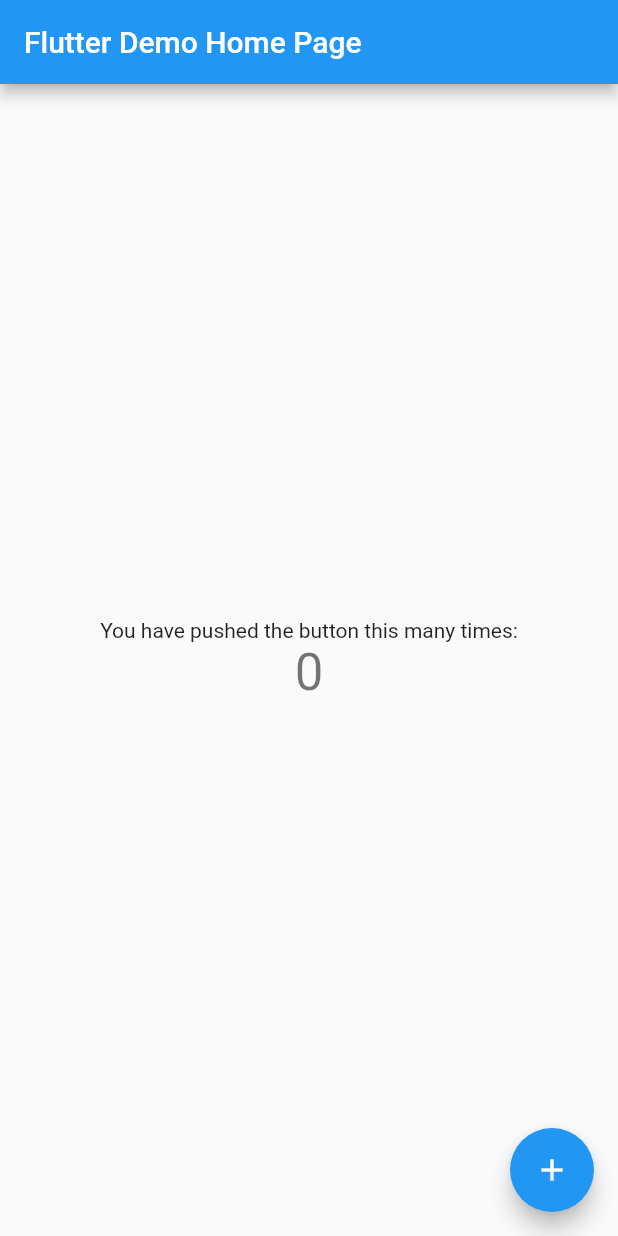
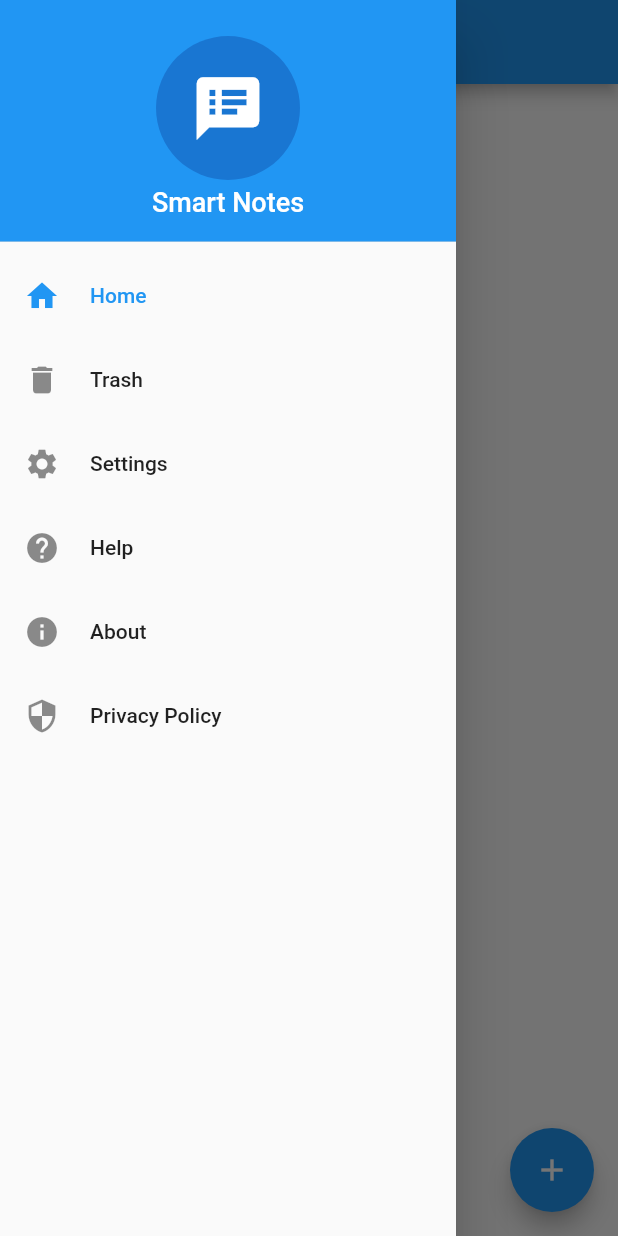
Before and after one commit to intkhabahmed/smart_notes_flutter, a Flutter app: the screen it shows after launch, with the side drawer open (before the commit the screen has no drawer), on a phone screen of 412 x 824 dp. Run offline on Flutter 3.47's test engine with Material 2 defaults, Android fonts, the phone set to English and light mode, and no system bars.

Commit message:
added navigation drawer with different page items

```diff
--- a/lib/main.dart
+++ b/lib/main.dart
@@ -7,36 +7,17 @@ class MyApp extends StatelessWidget {
   @override
   Widget build(BuildContext context) {
     return MaterialApp(
-      title: 'Flutter Demo',
       theme: ThemeData(
-        // This is the theme of your application.
-        //
-        // Try running your application with "flutter run". You'll see the
-        // application has a blue toolbar. Then, without quitting the app, try
-        // changing the primarySwatch below to Colors.green and then invoke
-        // "hot reload" (press "r" in the console where you ran "flutter run",
-        // or simply save your changes to "hot reload" in a Flutter IDE).
-        // Notice that the counter didn't reset back to zero; the application
-        // is not restarted.
         primarySwatch: Colors.blue,
       ),
-      home: MyHomePage(title: 'Flutter Demo Home Page'),
+      home: MyHomePage(title: 'Smart Notes'),
+      debugShowCheckedModeBanner: false,
     );
   }
 }
 
 class MyHomePage extends StatefulWidget {
   MyHomePage({Key key, this.title}) : super(key: key);
-
-  // This widget is the home page of your application. It is stateful, meaning
-  // that it has a State object (defined below) that contains fields that affect
-  // how it looks.
-
-  // This class is the configuration for the state. It holds the values (in this
-  // case the title) provided by the parent (in this case the App widget) and
-  // used by the build method of the State. Fields in a Widget subclass are
-  // always marked "final".
-
   final String title;
 
   @override
@@ -44,66 +25,159 @@ class MyHomePage extends StatefulWidget {
 }
 
 class _MyHomePageState extends State<MyHomePage> {
-  int _counter = 0;
-
-  void _incrementCounter() {
-    setState(() {
-      // This call to setState tells the Flutter framework that something has
-      // changed in this State, which causes it to rerun the build method below
-      // so that the display can reflect the updated values. If we changed
-      // _counter without calling setState(), then the build method would not be
-      // called again, and so nothing would appear to happen.
-      _counter++;
-    });
-  }
+  var selectedNavItem = "Home";
 
   @override
   Widget build(BuildContext context) {
-    // This method is rerun every time setState is called, for instance as done
-    // by the _incrementCounter method above.
-    //
-    // The Flutter framework has been optimized to make rerunning build methods
-    // fast, so that you can just rebuild anything that needs updating rather
-    // than having to individually change instances of widgets.
     return Scaffold(
       appBar: AppBar(
-        // Here we take the value from the MyHomePage object that was created by
-        // the App.build method, and use it to set our appbar title.
         title: Text(widget.title),
       ),
-      body: Center(
-        // Center is a layout widget. It takes a single child and positions it
-        // in the middle of the parent.
-        child: Column(
-          // Column is also layout widget. It takes a list of children and
-          // arranges them vertically. By default, it sizes itself to fit its
-          // children horizontally, and tries to be as tall as its parent.
-          //
-          // Invoke "debug painting" (press "p" in the console, choose the
-          // "Toggle Debug Paint" action from the Flutter Inspector in Android
-          // Studio, or the "Toggle Debug Paint" command in Visual Studio Code)
-          // to see the wireframe for each widget.
-          //
-          // Column has various properties to control how it sizes itself and
-          // how it positions its children. Here we use mainAxisAlignment to
-          // center the children vertically; the main axis here is the vertical
-          // axis because Columns are vertical (the cross axis would be
-          // horizontal).
-          mainAxisAlignment: MainAxisAlignment.center,
+      drawer: Drawer(
+        child: ListView(
+          padding: EdgeInsets.zero,
           children: <Widget>[
-            Text(
-              'You have pushed the button this many times:',
+            DrawerHeader(
+              child: Padding(
+                padding: const EdgeInsets.all(8.0),
+                child: Center(
+                  child: Column(
+                    children: <Widget>[
+                      CircleAvatar(
+                        child: Icon(
+                          Icons.speaker_notes,
+                          size: 50.0,
+                        ),
+                        radius: 48.0,
+                      ),
+                      SizedBox(
+                        height: 4.0,
+                      ),
+                      Text(
+                        widget.title,
+                        style: TextStyle(fontSize: 18.0, color: Colors.white),
+                      )
+                    ],
+                  ),
+                ),
+              ),
+              decoration: BoxDecoration(color: Colors.blue),
             ),
-            Text(
-              '$_counter',
-              style: Theme.of(context).textTheme.display1,
+            ListTile(
+              title: Row(
+                children: <Widget>[
+                  Icon(Icons.home),
+                  SizedBox(
+                    width: 20.0,
+                  ),
+                  Text("Home"),
+                ],
+              ),
+              selected: selectedNavItem == "Home",
+              onTap: () {
+                setState(() {
+                  selectedNavItem = "Home";
+                });
+                Navigator.pop(context);
+              },
+            ),
+            ListTile(
+              title: Row(
+                children: <Widget>[
+                  Icon(Icons.delete),
+                  SizedBox(
+                    width: 20.0,
+                  ),
+                  Text("Trash"),
+                ],
+              ),
+              selected: selectedNavItem == "Trash",
+              onTap: () {
+                setState(() {
+                  selectedNavItem = "Trash";
+                });
+                Navigator.pop(context);
+              },
+            ),
+            ListTile(
+              title: Row(
+                children: <Widget>[
+                  Icon(Icons.settings),
+                  SizedBox(
+                    width: 20.0,
+                  ),
+                  Text("Settings"),
+                ],
+              ),
+              selected: selectedNavItem == "Settings",
+              onTap: () {
+                setState(() {
+                  selectedNavItem = "Settings";
+                });
+                Navigator.pop(context);
+              },
+            ),
+            ListTile(
+              title: Row(
+                children: <Widget>[
+                  Icon(Icons.help),
+                  SizedBox(
+                    width: 20.0,
+                  ),
+                  Text("Help"),
+                ],
+              ),
+              selected: selectedNavItem == "Help",
+              onTap: () {
+                setState(() {
+                  selectedNavItem = "Help";
+                });
+                Navigator.pop(context);
+              },
+            ),
+            ListTile(
+              title: Row(
+                children: <Widget>[
+                  Icon(Icons.info),
+                  SizedBox(
+                    width: 20.0,
+                  ),
+                  Text("About"),
+                ],
+              ),
+              selected: selectedNavItem == "About",
+              onTap: () {
+                setState(() {
+                  selectedNavItem = "About";
+                });
+                Navigator.pop(context);
+              },
+            ),
+            ListTile(
+              title: Row(
+                children: <Widget>[
+                  Icon(Icons.security),
+                  SizedBox(
+                    width: 20.0,
+                  ),
+                  Text("Privacy Policy"),
+                ],
+              ),
+              selected: selectedNavItem == "Privacy Policy",
+              onTap: () {
+                setState(() {
+                  selectedNavItem = "Privacy Policy";
+                });
+                Navigator.pop(context);
+              },
             ),
           ],
         ),
       ),
+      body: Container(),
       floatingActionButton: FloatingActionButton(
-        onPressed: _incrementCounter,
-        tooltip: 'Increment',
+        onPressed: () {},
+        tooltip: 'Add',
         child: Icon(Icons.add),
       ), // This trailing comma makes auto-formatting nicer for build methods.
     );
```
